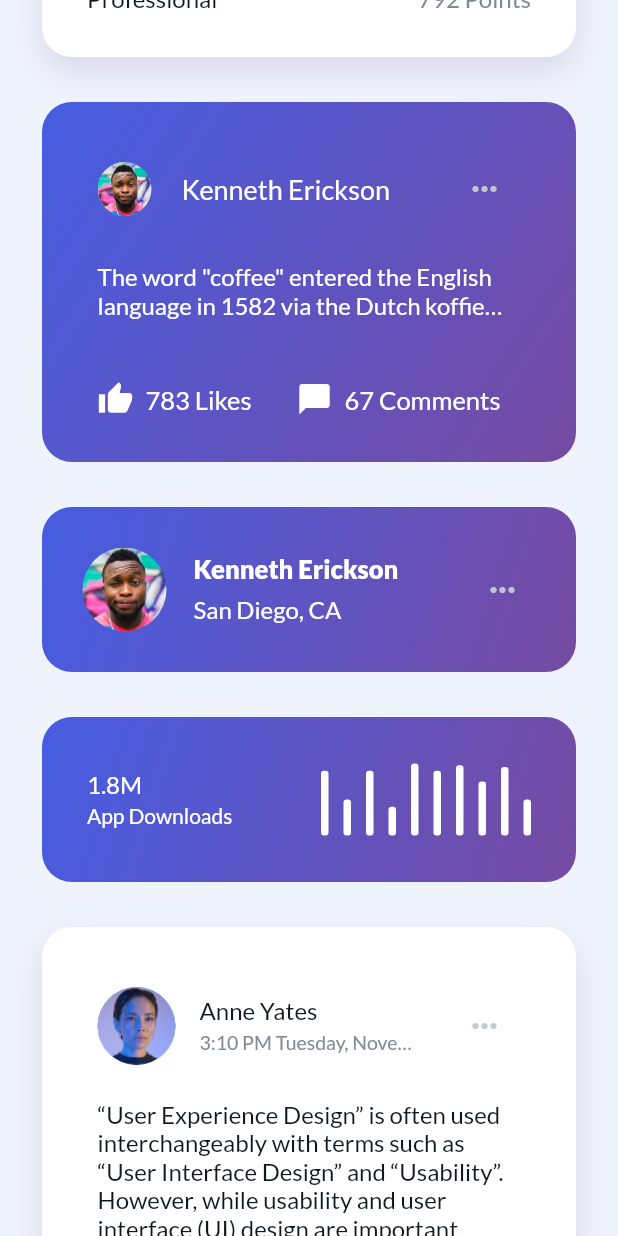
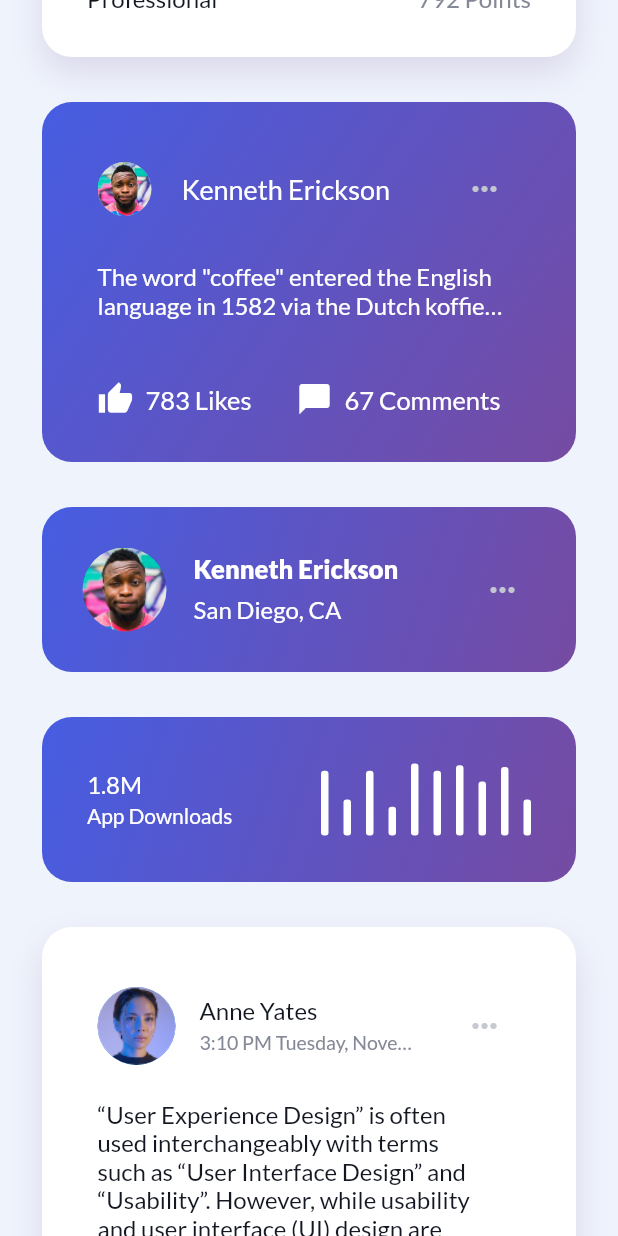
Before and after one commit to yaymalaga/flutter_experiments, a Flutter app: the screen it shows after launch, scrolled down 1152 dp, on a phone screen of 412 x 824 dp. Run offline on Flutter 3.47's test engine with Material 2 defaults, Android fonts, the phone set to English and light mode, and no system bars; our stand-ins replace google_fonts.

Commit message:
Card7: Minor improvements

```diff
--- a/lib/cards/card7/card7.dart
+++ b/lib/cards/card7/card7.dart
@@ -28,7 +28,9 @@ class Card7 extends StatelessWidget {
             iconColor: const Color(0xffc7c9d0),
           ),
           const Spacer(),
-          Text(
+          Padding(
+            padding: const EdgeInsets.only(right: 26.0),
+            child: Text(
               "“User Experience Design” is often used interchangeably with terms "
               "such as “User Interface Design” and “Usability”. However, while "
               "usability and user interface (UI) design are important aspects of "
@@ -37,7 +39,8 @@ class Card7 extends StatelessWidget {
               style: GoogleFonts.lato(
                 fontSize: 16,
                 color: const Color(0xff131721),
-              fontWeight: FontWeight.w500,
+                fontWeight: FontWeight.w400,
+              ),
             ),
           ),
           const Spacer(flex: 3),
```
Lines whose indentation alone changed are shown as unchanged.
